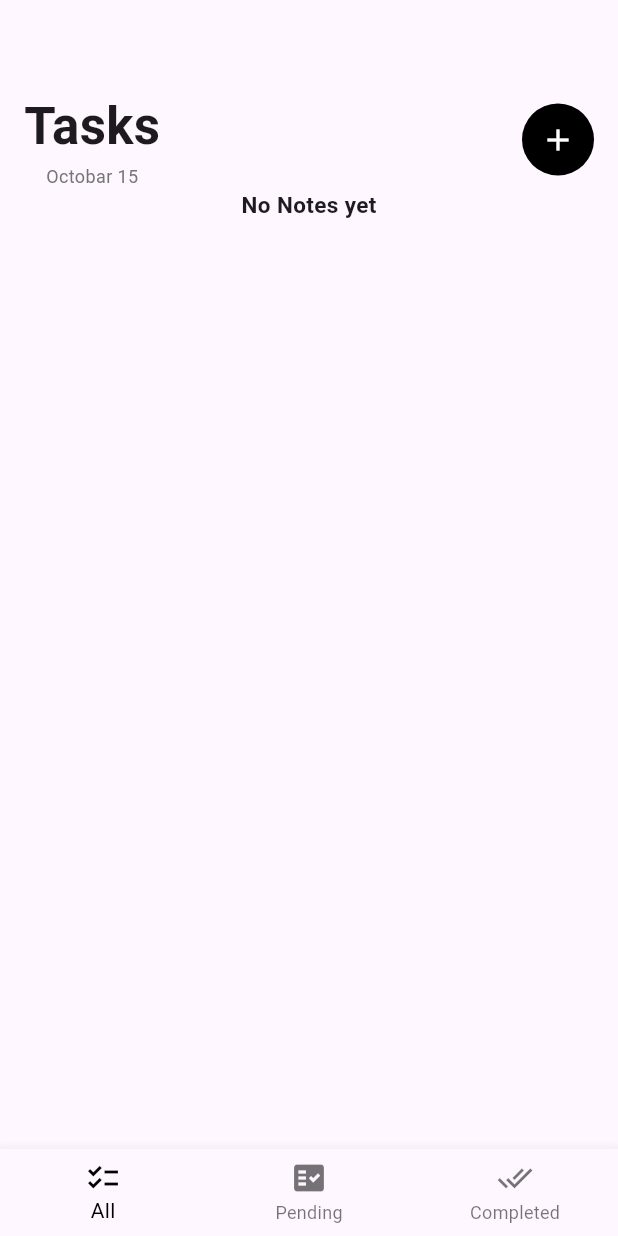
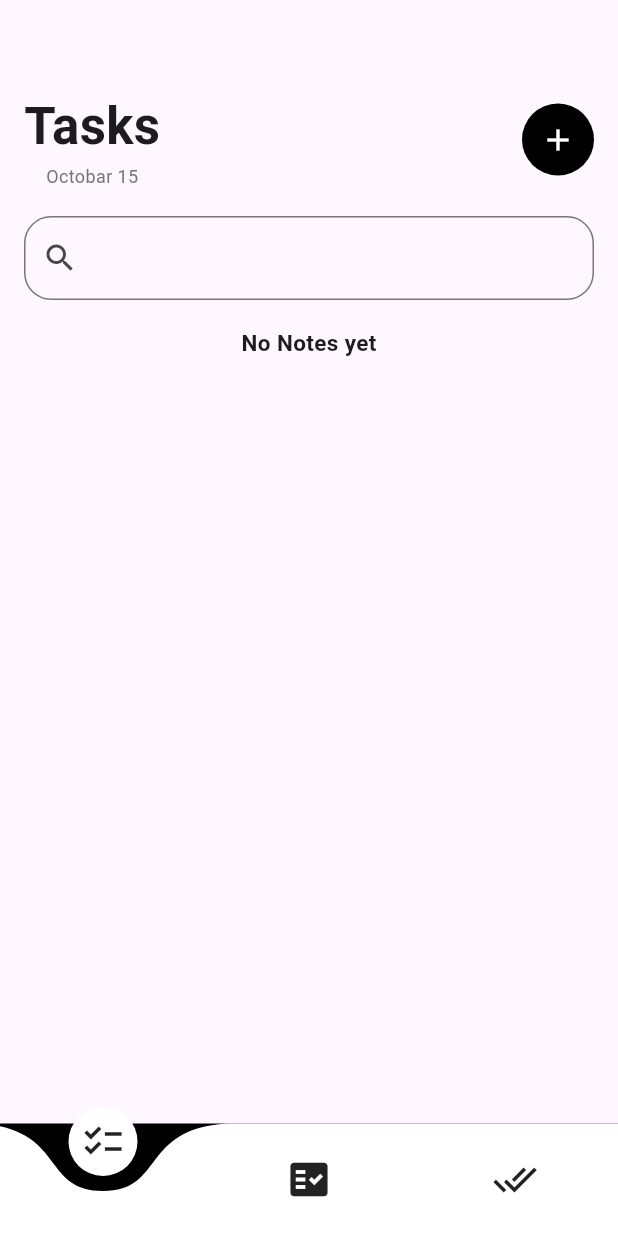
Before and after one commit to MohamedGamil13/DEPI-Tasks, a Flutter app: the screen it shows after launch, on a phone screen of 412 x 824 dp. Run offline on Flutter 3.47's test engine with Material 3 defaults, Android fonts, the phone set to English and light mode, and no system bars; drawn by our look-alikes of curved_navigation_bar; our stand-ins replace bloc, carousel_slider, equatable, flutter_bloc.

Commit message:
Implement search functionality in NotesCubit, add NotesSearched and NotesEmpty states, and integrate CustomTextField in HomeScreenBody

```diff
--- a/Task 11/simple_to_do_app/analysis_options.yaml
+++ b/Task 11/simple_to_do_app/analysis_options.yaml
@@ -23,6 +23,10 @@ linter:
   rules:
     # avoid_print: false  # Uncomment to disable the `avoid_print` rule
     # prefer_single_quotes: true  # Uncomment to enable the `prefer_single_quotes` rule
-
+    prefer_const_constructors: true
+    prefer_const_literals_to_create_immutables: true
+    prefer_const_declarations: true
+    unnecessary_const: true
+    use_key_in_widget_constructors: true
 # Additional information about this file can be found at
 # https://dart.dev/guides/language/analysis-options
--- a/Task 11/simple_to_do_app/lib/controllers/notes_state.dart
+++ b/Task 11/simple_to_do_app/lib/controllers/notes_state.dart
@@ -11,3 +11,11 @@ class NotesLoaded extends NotesState {
 
   NotesLoaded(this.notesList);
 }
+
+class NotesSearched extends NotesState {
+  final List<NoteModel> notesList;
+
+  NotesSearched({required this.notesList});
+}
+
+class NotesEmpty extends NotesState {}
--- a/Task 11/simple_to_do_app/lib/views/home_screen.dart
+++ b/Task 11/simple_to_do_app/lib/views/home_screen.dart
@@ -1,3 +1,4 @@
+import 'package:curved_navigation_bar/curved_navigation_bar.dart';
 import 'package:flutter/material.dart';
 import 'package:simple_to_do_app/views/completed_notes_screen.dart';
 import 'package:simple_to_do_app/views/pending_notes_screen.dart';
@@ -21,27 +22,28 @@ class _HomeScreenState extends State<HomeScreen> {
   Widget build(BuildContext context) {
     return Scaffold(
       body: screens[currentIndex],
-
-      bottomNavigationBar: BottomNavigationBar(
-        key: widget.key,
+      bottomNavigationBar: CurvedNavigationBar(
+        backgroundColor: Colors.black,
+        items: const <Widget>[
+          Icon(Icons.checklist, size: 30),
+          Icon(Icons.fact_check, size: 30),
+          Icon(Icons.done_all, size: 30),
+        ],
         onTap: (index) {
           setState(() {
             currentIndex = index;
           });
         },
-        selectedItemColor: Colors.black,
-        items: const [
-          BottomNavigationBarItem(icon: Icon(Icons.checklist), label: 'All'),
-          BottomNavigationBarItem(
-            icon: Icon(Icons.fact_check),
-            label: 'Pending',
-          ),
-          BottomNavigationBarItem(
-            icon: Icon(Icons.done_all),
-            label: 'Completed',
-          ),
-        ],
       ),
     );
   }
 }
+      // BottomNavigationBarItem(icon: Icon(Icons.checklist), label: 'All'),
+      //     BottomNavigationBarItem(
+      //       icon: Icon(Icons.fact_check),
+      //       label: 'Pending',
+      //     ),
+      //     BottomNavigationBarItem(
+      //       icon: Icon(Icons.done_all),
+      //       label: 'Completed',
+      //     ),
--- /dev/null
+++ b/Task 11/simple_to_do_app/lib/views/widgets/custom_text_field.dart
@@ -0,0 +1,43 @@
+import 'package:flutter/material.dart';
+import 'package:flutter_bloc/flutter_bloc.dart';
+import 'package:simple_to_do_app/controllers/notes_cubit.dart';
+
+class CustomTextField extends StatefulWidget {
+  const CustomTextField({super.key});
+
+  @override
+  State<CustomTextField> createState() => _CustomTextFieldState();
+}
+
+class _CustomTextFieldState extends State<CustomTextField> {
+  late TextEditingController textEditingController;
+
+  @override
+  void initState() {
+    textEditingController = TextEditingController();
+    super.initState();
+  }
+
+  @override
+  void dispose() {
+    textEditingController.dispose();
+    super.dispose();
+  }
+
+  @override
+  Widget build(BuildContext context) {
+    return Padding(
+      padding: const EdgeInsets.symmetric(horizontal: 16.0, vertical: 18),
+      child: TextField(
+        controller: textEditingController,
+        onChanged: (value) {
+          context.read<NotesCubit>().searchByTitle(value);
+        },
+        decoration: InputDecoration(
+          border: OutlineInputBorder(borderRadius: BorderRadius.circular(18)),
+          prefixIcon: const Icon(Icons.search),
+        ),
+      ),
+    );
+  }
+}
--- a/Task 11/simple_to_do_app/lib/views/widgets/home_screen_body.dart
+++ b/Task 11/simple_to_do_app/lib/views/widgets/home_screen_body.dart
@@ -3,6 +3,7 @@ import 'package:flutter_bloc/flutter_bloc.dart';
 import 'package:simple_to_do_app/controllers/notes_cubit.dart';
 import 'package:simple_to_do_app/views/add_note_screen.dart';
 import 'package:simple_to_do_app/views/widgets/custom_appbar.dart';
+import 'package:simple_to_do_app/views/widgets/custom_text_field.dart';
 import 'package:simple_to_do_app/views/widgets/notes_listview.dart';
 
 class HomeScreenBody extends StatelessWidget {
@@ -28,9 +29,20 @@ class HomeScreenBody extends StatelessWidget {
             ),
           ),
         ),
-
+        const CustomTextField(),
         BlocBuilder<NotesCubit, NotesState>(
           builder: (context, state) {
+            if (state is NotesEmpty) {
+              return const Center(
+                child: Text(
+                  "No notes found",
+                  style: TextStyle(fontSize: 15, fontWeight: FontWeight.bold),
+                ),
+              );
+            }
+            if (state is NotesSearched) {
+              return Expanded(child: NotesListview(notesList: state.notesList));
+            }
             if (state is NotesLoaded && state.notesList.isNotEmpty) {
               return Expanded(child: NotesListview(notesList: state.notesList));
             }
--- a/Task 11/simple_to_do_app/pubspec.yaml
+++ b/Task 11/simple_to_do_app/pubspec.yaml
@@ -2,7 +2,7 @@ name: simple_to_do_app
 description: "A new Flutter project."
 # The following line prevents the package from being accidentally published to
 # pub.dev using `flutter pub publish`. This is preferred for private packages.
-publish_to: 'none' # Remove this line if you wish to publish to pub.dev
+publish_to: "none" # Remove this line if you wish to publish to pub.dev
 
 # The following defines the version and build number for your application.
 # A version number is three numbers separated by dots, like 1.2.43
@@ -33,6 +33,7 @@ dependencies:
     sdk: flutter
   flutter_bloc: ^9.1.1
   intl: ^0.20.2
+  curved_navigation_bar: ^1.0.6
 
 dev_dependencies:
   flutter_lints: ^6.0.0
@@ -43,7 +44,6 @@ dev_dependencies:
 # following page: https://dart.dev/tools/pub/pubspec
 # The following section is specific to Flutter packages.
 flutter:
-
   # The following line ensures that the Material Icons font is
   # included with your application, so that you can use the icons in
   # the material Icons class.
```
Also changed, not shown: Task 11/simple_to_do_app/lib/controllers/notes_cubit.dart (+21 -0 lines), Task 11/simple_to_do_app/pubspec.lock.
